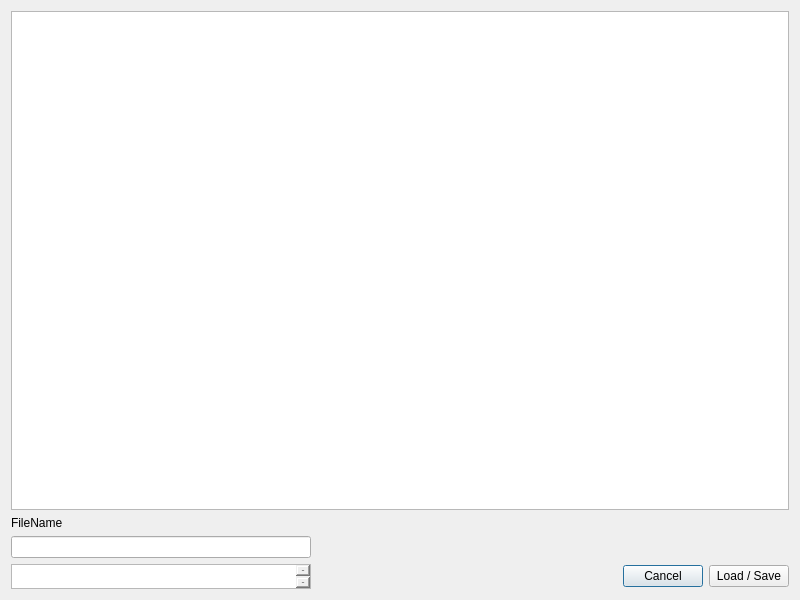
Before: the Qt Designer form FileLoadSave.ui in rmick/Combobulator, drawn with Qt 5.
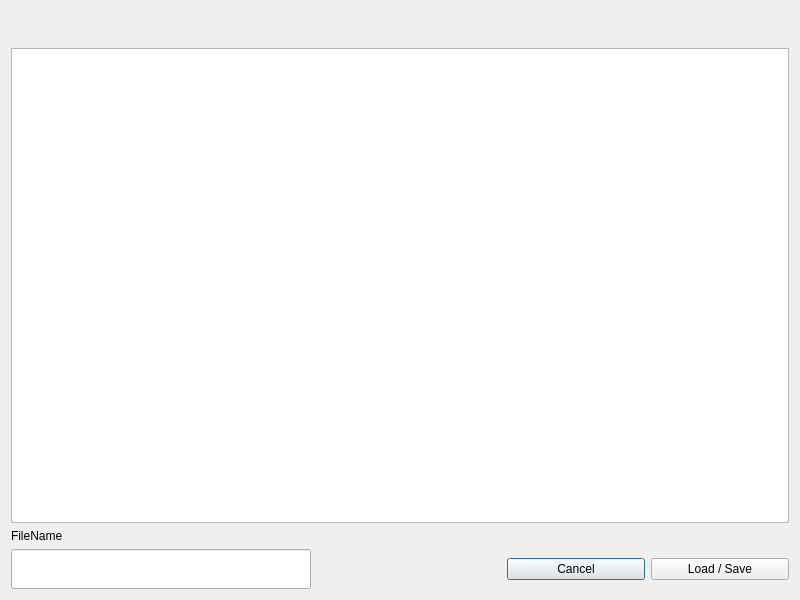
After: the same form once the commit is applied.

Patch:
```diff
--- a/FileLoadSave.ui
+++ b/FileLoadSave.ui
@@ -14,11 +14,14 @@
    <string>Dialog</string>
   </property>
   <layout class="QGridLayout" name="gridLayout">
-   <item row="3" column="1">
+   <item row="5" column="1">
     <spacer name="horizontalSpacer">
      <property name="orientation">
       <enum>Qt::Horizontal</enum>
      </property>
+     <property name="sizeType">
+      <enum>QSizePolicy::Fixed</enum>
+     </property>
      <property name="sizeHint" stdset="0">
       <size>
        <width>40</width>
@@ -27,68 +30,103 @@
      </property>
     </spacer>
    </item>
-   <item row="3" column="0">
-    <widget class="QTextEdit" name="textEdit">
-     <property name="sizePolicy">
-      <sizepolicy hsizetype="Expanding" vsizetype="Fixed">
-       <horstretch>0</horstretch>
-       <verstretch>0</verstretch>
-      </sizepolicy>
-     </property>
-     <property name="minimumSize">
-      <size>
-       <width>0</width>
-       <height>25</height>
-      </size>
-     </property>
-     <property name="maximumSize">
-      <size>
-       <width>16777215</width>
-       <height>25</height>
-      </size>
-     </property>
-     <property name="baseSize">
-      <size>
-       <width>0</width>
-       <height>0</height>
-      </size>
-     </property>
-     <property name="font">
-      <font>
-       <pointsize>16</pointsize>
-      </font>
-     </property>
-     <property name="styleSheet">
-      <string notr="true">border-color: rgb(255, 255, 255);</string>
-     </property>
-    </widget>
-   </item>
-   <item row="3" column="2">
+   <item row="5" column="3">
     <widget class="QPushButton" name="btn_Cancel">
+     <property name="sizePolicy">
+      <sizepolicy hsizetype="Preferred" vsizetype="Fixed">
+       <horstretch>0</horstretch>
+       <verstretch>0</verstretch>
+      </sizepolicy>
+     </property>
      <property name="text">
       <string>Cancel</string>
      </property>
     </widget>
    </item>
-   <item row="1" column="0">
-    <widget class="QLabel" name="label_FileName">
-     <property name="text">
-      <string>FileName</string>
-     </property>
-    </widget>
-   </item>
-   <item row="3" column="3">
+   <item row="5" column="4">
     <widget class="QPushButton" name="btn_LoadSave">
+     <property name="sizePolicy">
+      <sizepolicy hsizetype="Preferred" vsizetype="Fixed">
+       <horstretch>0</horstretch>
+       <verstretch>0</verstretch>
+      </sizepolicy>
+     </property>
      <property name="text">
       <string>Load / Save</string>
      </property>
     </widget>
    </item>
-   <item row="0" column="0" colspan="4">
-    <widget class="QTreeView" name="treeView_FileTree"/>
+   <item row="1" column="0" colspan="5">
+    <widget class="QTreeView" name="treeView_FileTree">
+     <property name="verticalScrollBarPolicy">
+      <enum>Qt::ScrollBarAlwaysOff</enum>
+     </property>
+     <property name="horizontalScrollBarPolicy">
+      <enum>Qt::ScrollBarAlwaysOff</enum>
+     </property>
+     <property name="sizeAdjustPolicy">
+      <enum>QAbstractScrollArea::AdjustToContents</enum>
+     </property>
+     <property name="showDropIndicator" stdset="0">
+      <bool>false</bool>
+     </property>
+     <property name="iconSize">
+      <size>
+       <width>0</width>
+       <height>0</height>
+      </size>
+     </property>
+     <property name="verticalScrollMode">
+      <enum>QAbstractItemView::ScrollPerItem</enum>
+     </property>
+     <property name="rootIsDecorated">
+      <bool>false</bool>
+     </property>
+     <property name="itemsExpandable">
+      <bool>false</bool>
+     </property>
+     <property name="expandsOnDoubleClick">
+      <bool>false</bool>
+     </property>
+     <attribute name="headerVisible">
+      <bool>false</bool>
+     </attribute>
+    </widget>
+   </item>
+   <item row="5" column="0">
+    <widget class="QLineEdit" name="lineEdit_FileName">
+     <property name="sizePolicy">
+      <sizepolicy hsizetype="Minimum" vsizetype="Fixed">
+       <horstretch>0</horstretch>
+       <verstretch>0</verstretch>
+      </sizepolicy>
+     </property>
+     <property name="minimumSize">
+      <size>
+       <width>300</width>
+       <height>40</height>
+      </size>
+     </property>
+    </widget>
    </item>
    <item row="2" column="0">
-    <widget class="QLineEdit" name="lineEdit_FileName"/>
+    <widget class="QLabel" name="label_FileName">
+     <property name="text">
+      <string>FileName</string>
+     </property>
+    </widget>
+   </item>
+   <item row="0" column="0">
+    <widget class="QLabel" name="label_TitleBox">
+     <property name="font">
+      <font>
+       <pointsize>20</pointsize>
+      </font>
+     </property>
+     <property name="text">
+      <string/>
+     </property>
+    </widget>
    </item>
   </layout>
  </widget>
```
